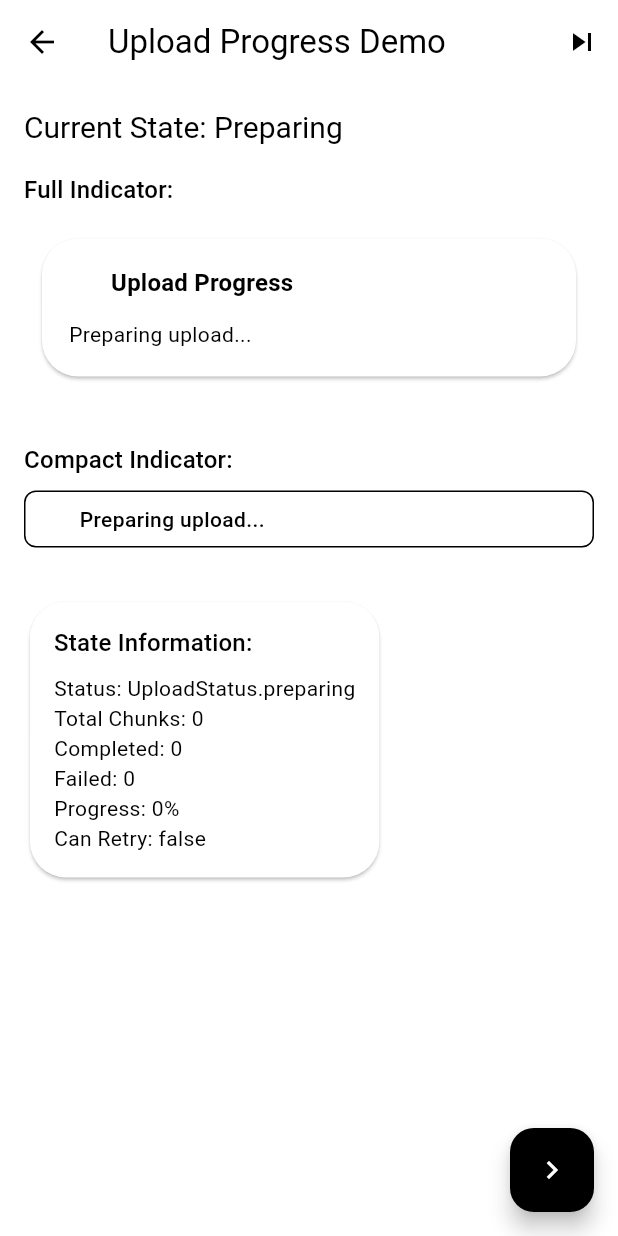
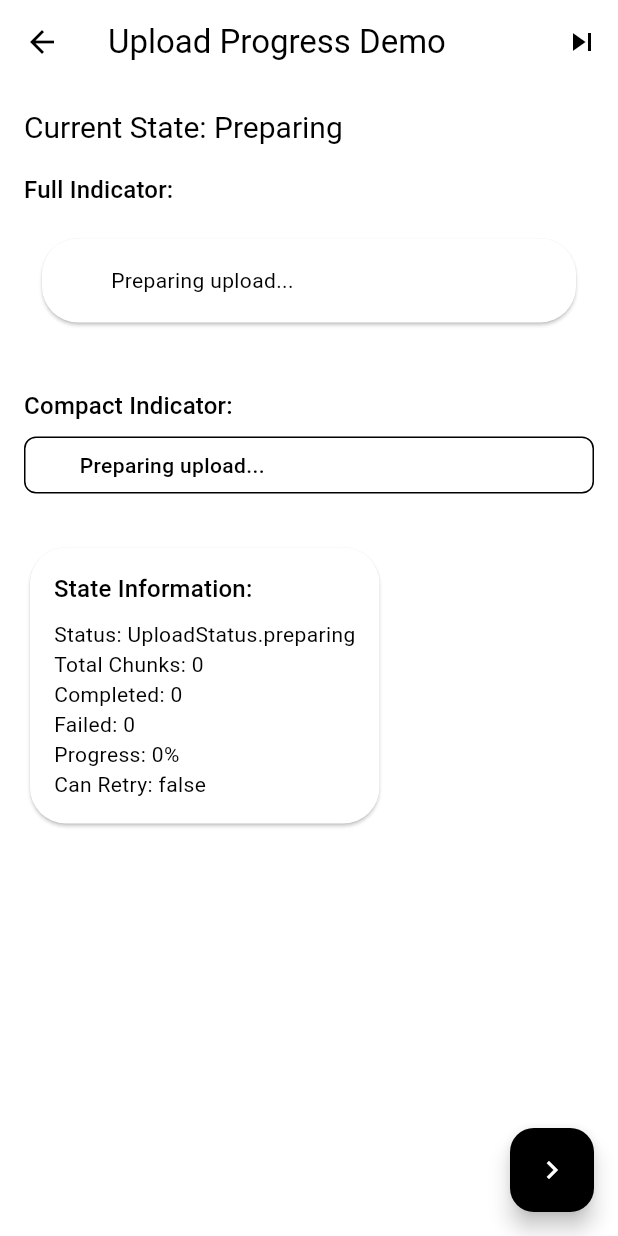
Before and after one commit to reedu-reengineering-education/sensebox-bike-flutter, a Flutter app: the UploadProgressIndicatorDemo screen opened directly, on a phone screen of 412 x 824 dp. Run offline on Flutter 3.47's test engine with Material 3 defaults, Android fonts, the phone set to English and light mode, and no system bars; our stand-ins replace app_links, cached_network_image, csv, device_info_plus, fl_chart, flutter_blue_plus and 11 more; missing offline and left inert: dart_jsonwebtoken, google_polyline_algorithm, mapbox_maps_flutter, mapbox_maps_flutter_draw, simplify, turf; accounts and stored records are empty; generated files the repository leaves out were written again; statements that could not run were skipped.

Commit message:
chore: update upload modal styling

```diff
--- a/lib/theme.dart
+++ b/lib/theme.dart
@@ -50,7 +50,7 @@ final darkTheme = ThemeData(
       primary: Colors.white,
       primaryFixedDim: Colors.grey,
       secondary: Colors.white,
-      tertiary: Color.fromRGBO(2, 59, 35, 1),
+      tertiary: Color.fromRGBO(27, 94, 32, 1),
       onTertiaryContainer: Colors.white,
       surface: Color(0xFF121212)),
   cardTheme: CardThemeData(
--- a/lib/ui/widgets/common/upload_progress_indicator.dart
+++ b/lib/ui/widgets/common/upload_progress_indicator.dart
@@ -112,16 +112,16 @@ class UploadProgressIndicator extends StatelessWidget {
           crossAxisAlignment: CrossAxisAlignment.start,
           mainAxisSize: MainAxisSize.min,
           children: [
-            // Header with status icon and title
+            // Status text with icon
             Row(
               children: [
                 _buildStatusIcon(theme),
                 const SizedBox(width: spacing),
                 Expanded(
                   child: Text(
-                    localizations.uploadProgressTitle,
-                    style: theme.textTheme.titleMedium?.copyWith(
-                      fontWeight: FontWeight.w600,
+                    _getStatusText(localizations),
+                    style: theme.textTheme.bodyMedium?.copyWith(
+                      color: _getTextColor(theme),
                     ),
                   ),
                 ),
@@ -133,16 +133,6 @@ class UploadProgressIndicator extends StatelessWidget {
                     tooltip: localizations.generalCancel,
                   ),
               ],
-            ),
-
-            const SizedBox(height: spacing),
-
-            // Status text
-            Text(
-              _getStatusText(localizations),
-              style: theme.textTheme.bodyMedium?.copyWith(
-                color: _getTextColor(theme),
-              ),
             ),
 
             // Progress information and bar
@@ -213,7 +203,7 @@ class UploadProgressIndicator extends StatelessWidget {
             ],
 
             // Action buttons
-            if (progress.hasFailed || progress.isCompleted) ...[
+            if (progress.hasFailed) ...[
               const SizedBox(height: spacing),
               Row(
                 mainAxisAlignment: MainAxisAlignment.end,
@@ -226,24 +216,6 @@ class UploadProgressIndicator extends StatelessWidget {
                       style: FilledButton.styleFrom(
                         backgroundColor: theme.colorScheme.primary,
                         foregroundColor: theme.colorScheme.onPrimary,
-                      ),
-                    ),
-                  if (progress.isCompleted)
-                    FilledButton.icon(
-                      onPressed: () {
-                        // Show success feedback
-                        ScaffoldMessenger.of(context).showSnackBar(
-                          SnackBar(
-                            content: Text(localizations.uploadProgressSuccess),
-                            backgroundColor: theme.colorScheme.tertiary,
-                          ),
-                        );
-                      },
-                      icon: const Icon(Icons.check),
-                      label: Text(localizations.generalOk),
-                      style: FilledButton.styleFrom(
-                        backgroundColor: theme.colorScheme.tertiary,
-                        foregroundColor: theme.colorScheme.onTertiaryContainer,
                       ),
                     ),
                 ],
@@ -261,6 +233,11 @@ class UploadProgressIndicator extends StatelessWidget {
       case UploadStatus.preparing:
         return const Loader();
       case UploadStatus.uploading:
+        return Icon(
+          Icons.cloud_upload,
+          color: theme.colorScheme.primary,
+          size: circleSize,
+        );
       case UploadStatus.retrying:
         return const Loader();
       case UploadStatus.completed:
```
Also changed, not shown: lib/ui/widgets/common/upload_progress_modal.dart (+53 -6 lines).
